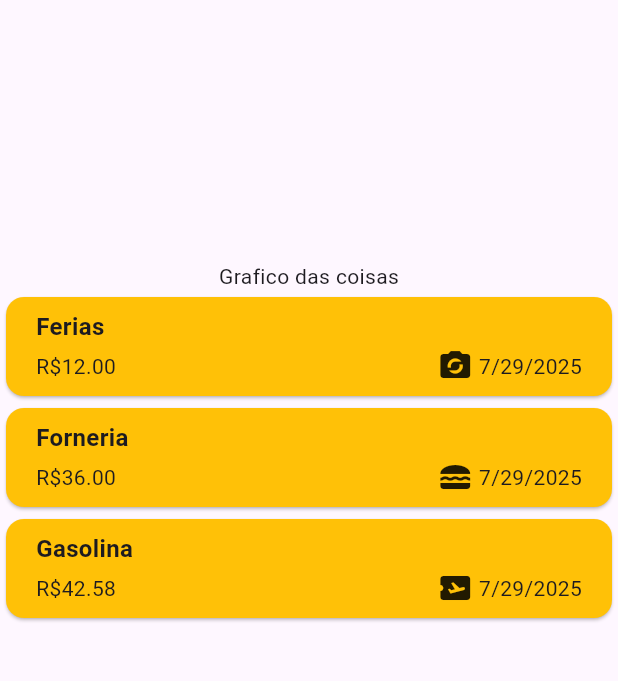
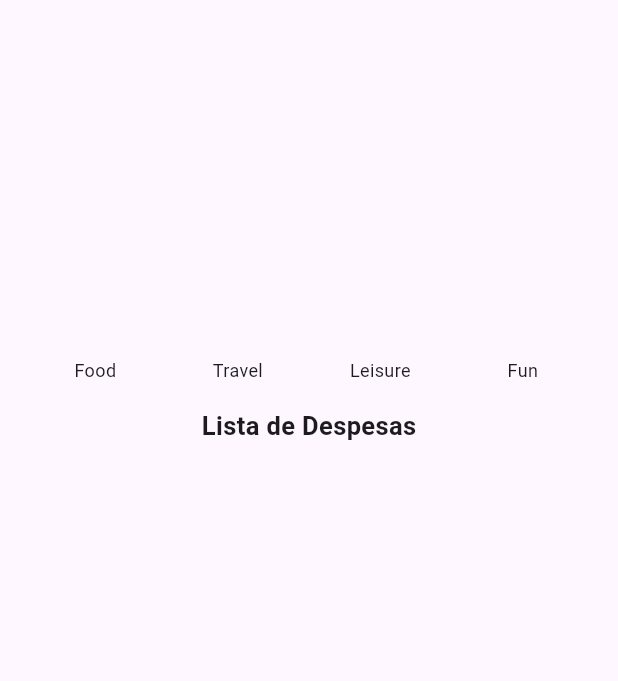
Before and after one commit to VitorMours/Expense-Tracker, a Flutter app: the screen it shows after launch, on a phone screen of 412 x 824 dp, the part 84-765 px from its top. Run offline on Flutter 3.47's test engine with Material 3 defaults, Android fonts, the phone set to English and light mode, and no system bars; drawn by our look-alikes of fl_chart.

Commit message:
feature: Finalizing the graph feature

```diff
--- a/lib/expense_page.dart
+++ b/lib/expense_page.dart
@@ -1,3 +1,4 @@
+import 'package:expense_tracker/widgets/expense_graph.dart';
 import 'package:expense_tracker/widgets/expense_input.dart';
 import 'package:expense_tracker/widgets/expense_list.dart';
 import 'package:flutter/material.dart';
@@ -11,36 +12,40 @@ class ExpensePage extends StatefulWidget {
 }
 
 class _ExpensePage extends State<ExpensePage> {
-  List<Expense> expensesList = [
-    Expense(
-      name: "Ferias",
-      amount: 12,
-      date: DateTime.now(),
-      category: Category.fun,
-    ),
-    Expense(
-      name: "Forneria",
-      amount: 36,
-      date: DateTime.now(),
-      category: Category.food,
-    ),
-    Expense(
-      name: "Gasolina",
-      amount: 42.58,
-      date: DateTime.now(),
-      category: Category.travel,
-    ),
-  ];
+  List<Expense> expensesList = [];
 
   void addExpense(Expense expense) {
     setState(() {
       expensesList.add(expense);
     });
   }
+  void undoDeleteExpense(Expense expense) {
+    setState(() {
+      expensesList.add(expense);
+    });
+  }
+
+  void _deleteExpense(Expense expense, int index) {
+    setState(() {
+      expensesList.remove(expensesList[index]);
+    });
+
+    ScaffoldMessenger.of(context).showSnackBar(SnackBar(
+      duration: const Duration(seconds: 3),
+      content: const Text("Expense deleted"),
+      action: SnackBarAction(
+        label: "Undo",
+        onPressed: () {
+          undoDeleteExpense(expense);
+        },
+      ),
+    ));
+  }
+
 
   void _openAddExpenseOverlay() {
     showModalBottomSheet(
-        backgroundColor: Theme.of(context).colorScheme.background,
+        backgroundColor: Theme.of(context).colorScheme.surface,
         context: context,
         builder: (BuildContext context) {
           return ExpenseInput(onCreateExpense: addExpense);
@@ -61,8 +66,15 @@ class _ExpensePage extends State<ExpensePage> {
         mainAxisAlignment: MainAxisAlignment.center,
         mainAxisSize: MainAxisSize.max,
         children: [
-          Text("Grafico das coisas"),
-          ExpenseList(expenses: expensesList)
+          ExpenseGraph(expenses: expensesList),
+          const Padding(
+            padding: EdgeInsets.symmetric(vertical: 12.0),
+            child: Center(
+                child: Text("Lista de Despesas",
+                    style:
+                        TextStyle(fontSize: 17, fontWeight: FontWeight.bold))),
+          ),
+          ExpenseList(expenses: expensesList, deleteExpenseFunction: _deleteExpense )
         ],
       ),
     );
--- a/lib/main.dart
+++ b/lib/main.dart
@@ -28,10 +28,10 @@ class MyApp extends StatelessWidget {
             ),
           ),
           colorScheme: ColorScheme.fromSeed(
-            background: const Color.fromARGB(255, 18, 18, 18),
+            surface: const Color.fromARGB(255, 18, 18, 18),
             seedColor: Colors.deepPurple,
             primary: Colors.deepPurple,
-            secondary: const Color.fromARGB(255, 138, 115, 177),
+            secondary: Colors.deepPurpleAccent,
           ),
           appBarTheme: const AppBarTheme(
             backgroundColor: Colors.deepPurple,
@@ -42,11 +42,17 @@ class MyApp extends StatelessWidget {
           colorScheme: ColorScheme.fromSeed(
             seedColor: Colors.deepPurple,
             primary: Colors.deepPurple,
-            secondary: Colors.amber,
+            secondary: Colors.deepPurpleAccent.shade100,
           ),
           appBarTheme: const AppBarTheme(
             backgroundColor: Colors.deepPurple,
             foregroundColor: Colors.white,
+          ),
+          elevatedButtonTheme: ElevatedButtonThemeData(
+            style: ElevatedButton.styleFrom(
+              foregroundColor: Colors.white,
+              backgroundColor: Colors.deepPurple,
+            ),
           ),
         ),
         debugShowCheckedModeBanner: false,
--- a/lib/widgets/expense_card.dart
+++ b/lib/widgets/expense_card.dart
@@ -26,7 +26,7 @@ class ExpenseCard extends StatelessWidget {
                     Padding(
                       padding: const EdgeInsets.symmetric(horizontal: 12.0),
                       child: Text(expense.name,
-                          style: TextStyle(
+                          style: const TextStyle(
                               fontSize: 16, fontWeight: FontWeight.bold)),
                     ),
                     const Spacer(),
--- /dev/null
+++ b/lib/widgets/expense_graph.dart
@@ -0,0 +1,101 @@
+import 'package:flutter/material.dart';
+import 'package:fl_chart/fl_chart.dart';
+import 'package:expense_tracker/models/expense.dart';
+
+class ExpenseGraph extends StatefulWidget {
+  ExpenseGraph({super.key, required this.expenses});
+
+  final List<Expense> expenses;
+
+  @override
+  State<ExpenseGraph> createState() => _ExpenseGraphState();
+}
+
+class _ExpenseGraphState extends State<ExpenseGraph> {
+  SideTitles getBottomTitles() {
+    const types = ["Food", "Travel", "Leisure", "Fun"];
+    return SideTitles(
+      showTitles: true,
+      getTitlesWidget: (value, meta) {
+        return Text(types[value.toInt()], style: const TextStyle(fontSize: 12));
+      },
+    );
+  }
+
+  List<BarChartGroupData> generateBarGroups(Map<Category, double> totals) {
+    final List<Category> orderedCategories = [
+      Category.food,
+      Category.travel,
+      Category.leisure,
+      Category.fun,
+    ];
+
+    return List.generate(orderedCategories.length, (index) {
+      final category = orderedCategories[index];
+      final total = totals[category]!;
+
+      return BarChartGroupData(
+        x: index,
+        barRods: [
+          BarChartRodData(
+            toY: total,
+            color: Colors.purple,
+            width: 20,
+            borderRadius: BorderRadius.circular(4),
+          ),
+        ],
+      );
+    });
+  }
+
+  @override
+  Widget build(BuildContext context) {
+    final Map<Category, double> totals = {
+      Category.food: 0,
+      Category.travel: 0,
+      Category.leisure: 0,
+      Category.fun: 0,
+    };
+
+    for (final expense in widget.expenses) {
+      totals[expense.category] = totals[expense.category]! + expense.amount;
+    }
+
+    final maxYValue = totals.values.fold(0.0, (prev, val) => val > prev ? val : prev);
+
+    return Container(
+      height: 200, // altura máxima visual do gráfico
+      width: double.infinity,
+      padding: const EdgeInsets.symmetric(horizontal: 16),
+      child: BarChart(
+        duration: Duration(milliseconds: 200 ),
+        BarChartData(
+          maxY: maxYValue == 0 ? 100 : maxYValue, // ✅ altura proporcional
+          alignment: BarChartAlignment.spaceAround,
+          barTouchData: BarTouchData(
+            enabled: true,
+            touchTooltipData: BarTouchTooltipData(
+              getTooltipItem: (group, groupIndex, rod, rodIndex) {
+                return BarTooltipItem(
+                  'R\$ ${rod.toY.toStringAsFixed(2)}',
+                  const TextStyle(color: Colors.white),
+                );
+              },
+            ),
+          ),
+          titlesData: FlTitlesData(
+            bottomTitles: AxisTitles(sideTitles: getBottomTitles()),
+            topTitles: AxisTitles(sideTitles: SideTitles(showTitles: false)),
+            leftTitles: AxisTitles(sideTitles: SideTitles(showTitles: false)),
+            rightTitles: AxisTitles(sideTitles: SideTitles(showTitles: false)),
+          ),
+          gridData: FlGridData(show: false),
+          borderData: FlBorderData(show: false),
+          barGroups: generateBarGroups(totals),
+          baselineY: 0,
+          minY: 0,
+        ),
+      ),
+    );
+  }
+}
--- a/lib/widgets/expense_input.dart
+++ b/lib/widgets/expense_input.dart
@@ -79,7 +79,7 @@ class _ExpenseInputState extends State<ExpenseInput> {
   @override
   Widget build(BuildContext context) {
     return Padding(
-        padding: EdgeInsets.all(16),
+        padding: const EdgeInsets.all(16),
         child: Column(children: [
           TextField(
             controller: nameController,
@@ -93,7 +93,7 @@ class _ExpenseInputState extends State<ExpenseInput> {
                   prefixText: "\$ ", label: Text("Expense Amount")),
               keyboardType: TextInputType.number),
           Padding(
-            padding: EdgeInsets.symmetric(vertical: 12),
+            padding: const EdgeInsets.symmetric(vertical: 12),
             child: Row(
               crossAxisAlignment: CrossAxisAlignment.center,
               mainAxisAlignment: MainAxisAlignment.spaceBetween,
@@ -110,7 +110,7 @@ class _ExpenseInputState extends State<ExpenseInput> {
                             color: Theme.of(context).colorScheme.primary)),
                     IconButton(
                         style: ButtonStyle(
-                            iconColor: MaterialStateProperty.all<Color?>(
+                            iconColor: WidgetStateProperty.all<Color?>(
                                 Theme.of(context).colorScheme.primary)),
                         tooltip: "Escolha a data da despesa",
                         onPressed: _getDatePicker,
@@ -118,7 +118,7 @@ class _ExpenseInputState extends State<ExpenseInput> {
                   ],
                 ),
                 DropdownButton(
-                    padding: EdgeInsets.symmetric(horizontal: 12),
+                    padding: const EdgeInsets.symmetric(horizontal: 12),
                     value: _dropdownValue,
                     items: Category.values
                         .map((category) => DropdownMenuItem(
@@ -141,7 +141,7 @@ class _ExpenseInputState extends State<ExpenseInput> {
             children: [
               ElevatedButton(
                   style: ButtonStyle(
-                      backgroundColor: MaterialStateProperty.all<Color>(
+                      backgroundColor: WidgetStateProperty.all<Color>(
                           Theme.of(context).colorScheme.primary)),
                   onPressed: _createExpense,
                   child: const Text("Criar Gasto")),
--- a/lib/widgets/expense_list.dart
+++ b/lib/widgets/expense_list.dart
@@ -5,37 +5,20 @@ import "expense_card.dart";
 
 class ExpenseList extends StatefulWidget {
   List<Expense> expenses;
+  Function deleteExpenseFunction;
 
-  ExpenseList({super.key, required this.expenses});
+  ExpenseList({super.key, required this.expenses, required this.deleteExpenseFunction});
 
   @override
   State createState() => _ExpenseListState();
 }
 
 class _ExpenseListState extends State<ExpenseList> {
-  void undoDeleteExpense(Expense expense) {
-    setState(() {
-      widget.expenses.add(expense);
-    });
-  }
 
-  void onDeleteExpense(Expense expense, int index) {
-    widget.expenses.remove(widget.expenses[index]);
-    ScaffoldMessenger.of(context).showSnackBar(SnackBar(
-      duration: const Duration(seconds: 3),
-      content: const Text("Expense deleted"),
-      action: SnackBarAction(
-        label: "Undo",
-        onPressed: () {
-          undoDeleteExpense(expense);
-        },
-      ),
-    ));
-  }
 
   @override
   Widget build(BuildContext context) {
-    return Container(
+    return SizedBox(
       height: 400, // Set an appropriate height
       child: ListView.builder(
         itemCount: widget.expenses.length,
@@ -48,7 +31,7 @@ class _ExpenseListState extends State<ExpenseList> {
           ),
           key: ValueKey(widget.expenses[index]),
           onDismissed: (direction) {
-            onDeleteExpense(widget.expenses[index], index);
+            widget.deleteExpenseFunction(widget.expenses[index], index);
           },
           child: ExpenseCard(expense: widget.expenses[index]),
         ),
--- a/pubspec.yaml
+++ b/pubspec.yaml
@@ -37,6 +37,7 @@ dependencies:
   cupertino_icons: ^1.0.2
   uuid: ^4.5.1
   intl: ^0.19.0
+  fl_chart: ^1.0.0
 
 dev_dependencies:
   flutter_test:
```
Also changed, not shown: pubspec.lock, 3 other files.
